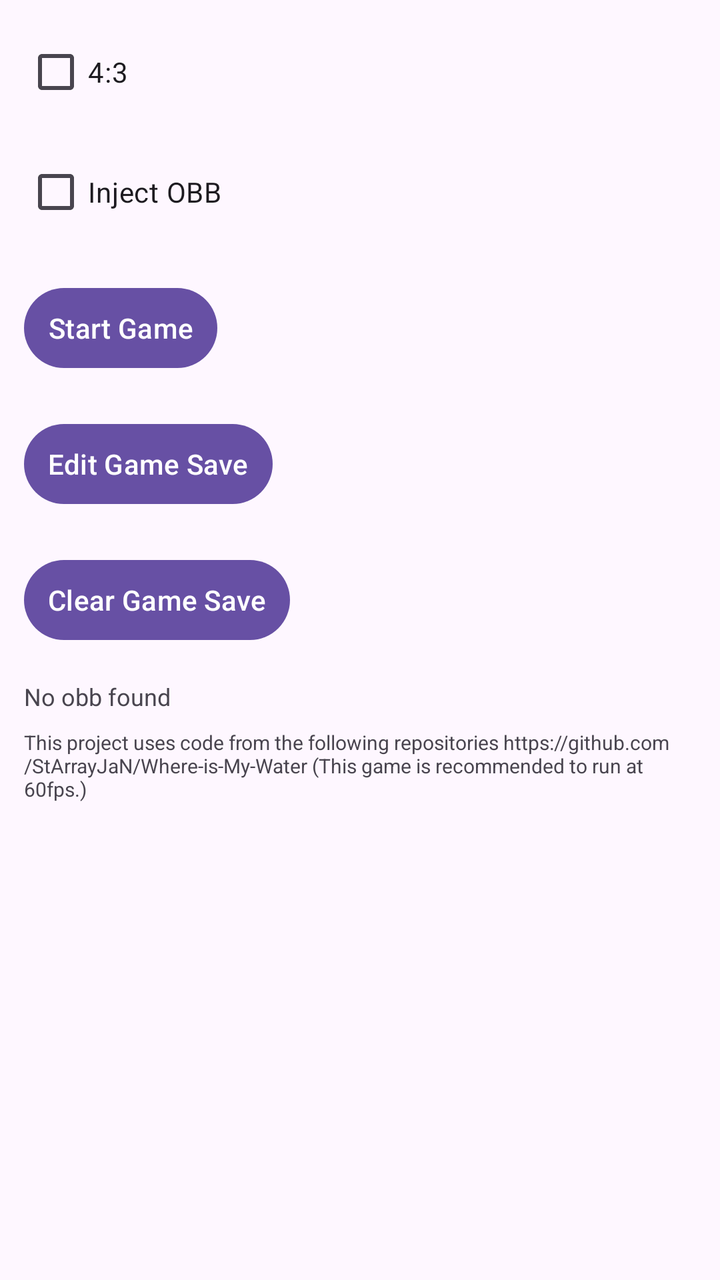
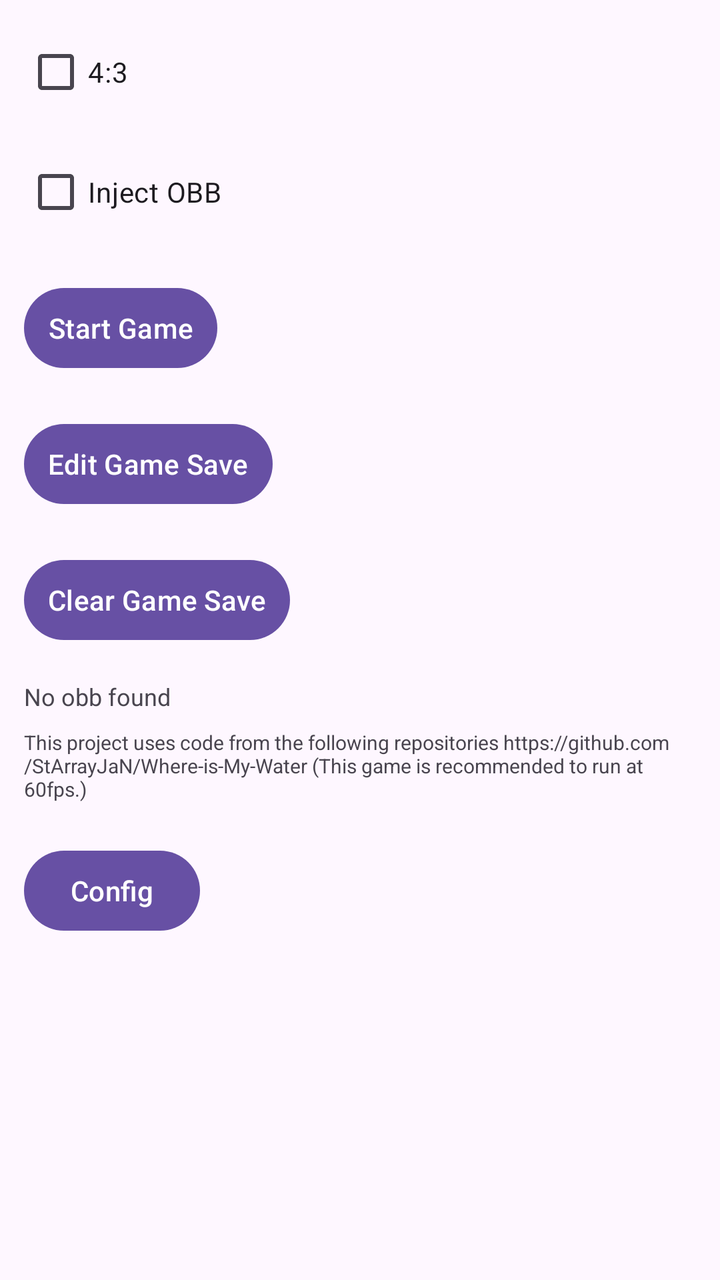

An Android layout rendered at two revisions. The XML below is the earlier revision; the diff shows what the commit changed to produce the second picture.
<!-- AndroidManifest.xml: application theme AppTheme -->
<!-- res/layout/activity_main.xml -->
<?xml version="1.0" encoding="utf-8"?>
<LinearLayout xmlns:android="http://schemas.android.com/apk/res/android"
    xmlns:app="http://schemas.android.com/apk/res-auto"
    android:layout_width="match_parent"
    android:layout_height="match_parent"
    android:orientation="vertical"
    android:padding="8dp">

    <CheckBox
        android:id="@+id/resetSize"
        android:layout_width="wrap_content"
        android:layout_height="wrap_content"
        android:text="4:3"
        android:layout_marginStart="4dp"
        android:layout_marginTop="4dp" />

    <CheckBox
        android:id="@+id/loadGameOBB"
        android:layout_width="wrap_content"
        android:layout_height="wrap_content"
        android:text="@string/load_game_obb"
        android:layout_marginStart="4dp"
        android:layout_marginTop="12dp" />

    <Button
        android:id="@+id/startGame"
        android:layout_width="wrap_content"
        android:layout_height="wrap_content"
        android:text="@string/start_game"
        android:layout_marginStart="4dp"
        android:layout_marginTop="20dp"
        android:paddingVertical="6dp"
        android:paddingHorizontal="12dp" />

    <Button
        android:id="@+id/editGameSave"
        android:layout_width="wrap_content"
        android:layout_height="wrap_content"
        android:text="@string/edit_game_save"
        android:layout_marginStart="4dp"
        android:layout_marginTop="20dp"
        android:paddingVertical="6dp"
        android:paddingHorizontal="12dp" />

    <Button
        android:id="@+id/clearGameSave"
        android:layout_width="wrap_content"
        android:layout_height="wrap_content"
        android:text="@string/clear_game_save"
        android:layout_marginStart="4dp"
        android:layout_marginTop="20dp"
        android:paddingVertical="6dp"
        android:paddingHorizontal="12dp" />

    <TextView
        android:id="@+id/checkObb"
        android:layout_width="wrap_content"
        android:layout_height="wrap_content"
        android:text="@string/have_not_obb"
        android:layout_marginStart="4dp"
        android:layout_marginTop="16dp"
        android:textSize="12sp" />

    <TextView
        android:layout_width="wrap_content"
        android:layout_height="wrap_content"
        android:text="@string/tip"
        android:layout_marginStart="4dp"
        android:layout_marginTop="8dp"
        android:textSize="10sp" />
</LinearLayout>
<!-- resources referenced by this layout -->
<resources>
  <string name="clear_game_save">Clear Game Save</string>
  <string name="edit_game_save">Edit Game Save</string>
  <string name="have_not_obb">No obb found</string>
  <string name="load_game_obb">Inject OBB</string>
  <string name="start_game">Start Game</string>
  <string name="tip">This project uses code from the following repositories https://github.com/StArrayJaN/Where-is-My-Water (This game is recommended to run at 60fps.)</string>
  <style name="AppTheme" parent="Base.AppTheme" />
  <style name="Base.AppTheme" parent="Theme.Material3.DayNight.NoActionBar">
      
      
      
      
      <item name="materialAlertDialogTheme">@style/Theme.TransparentDialog</item>
    </style>
  <style name="Theme.TransparentDialog" parent="@style/ThemeOverlay.Material3.MaterialAlertDialog">
        
        <item name="android:windowBackground">@android:color/transparent</item>
        <item name="android:background">@android:color/transparent</item>
      
        
        <item name="shapeAppearance">@style/TransparentShapeAppearance</item>
      
        
        <item name="android:backgroundDimEnabled">true</item>
        <item name="android:backgroundDimAmount">0.5</item>
    </style>
  <style name="TransparentShapeAppearance" parent="ShapeAppearance.Material3.MediumComponent">
        <item name="cornerFamily">rounded</item>
        <item name="cornerSize">16dp</item>
    </style>
</resources>

<!-- the commit's change to res/layout/activity_main.xml (unified diff, before → after) -->
@@ -68,4 +68,14 @@
         android:layout_marginStart="4dp"
         android:layout_marginTop="8dp"
         android:textSize="10sp" />
+        
+    <Button
+        android:id="@+id/configGame"
+        android:layout_width="wrap_content"
+        android:layout_height="wrap_content"
+        android:text="@string/config_game"
+        android:layout_marginStart="4dp"
+        android:layout_marginTop="20dp"
+        android:paddingVertical="6dp"
+        android:paddingHorizontal="12dp" />
 </LinearLayout>
<!-- resource entries referenced after the edit -->
@@ -1,6 +1,7 @@
 <!-- resources referenced by this layout -->
 <resources>
   <string name="clear_game_save">Clear Game Save</string>
+  <string name="config_game">Config</string>
   <string name="edit_game_save">Edit Game Save</string>
   <string name="have_not_obb">No obb found</string>
   <string name="load_game_obb">Inject OBB</string>
